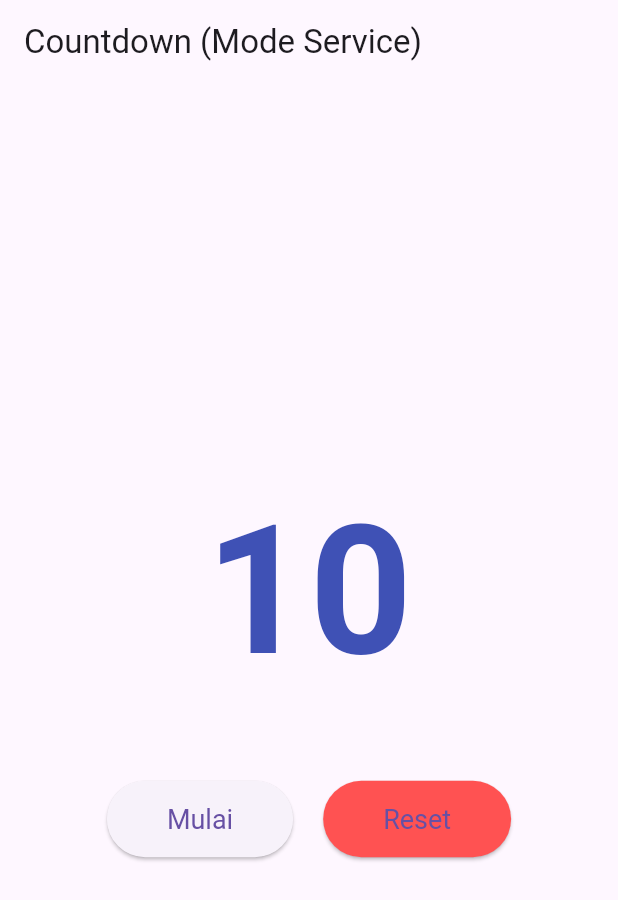
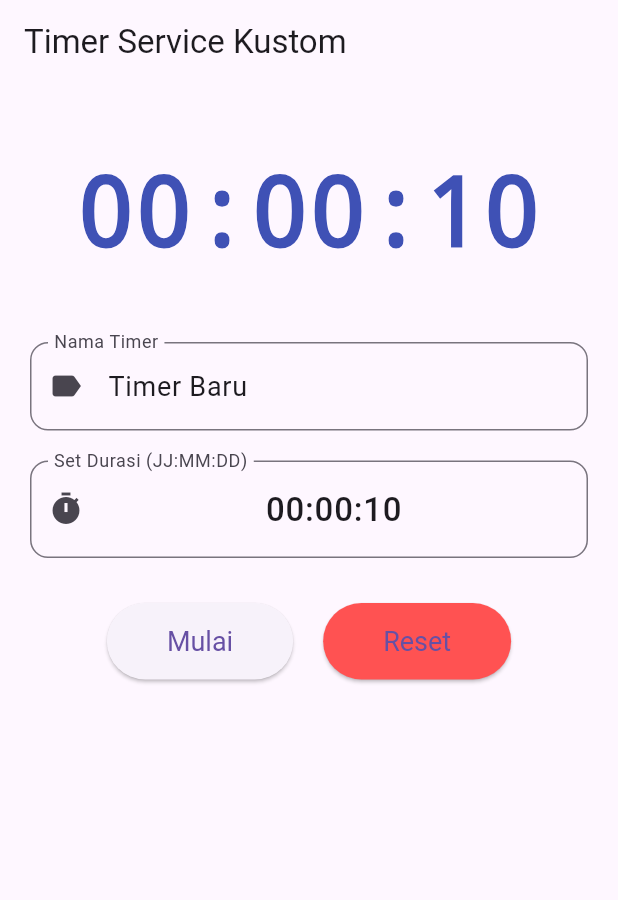
Before and after one commit to Greenson22/my_clock, a Flutter app: the screen it shows after launch, after a tap on "Mulai", on a phone screen of 412 x 824 dp. Shown: the top 900 px of the screen. Run offline on Flutter 3.47's test engine with Material 3 defaults, Android fonts, the light colour scheme and no system bars; our stand-ins replace flutter_local_notifications, permission_handler; missing offline and left inert: flutter_background_service, flutter_background_service_android.

Commit message:
feat(timer): Izinkan input nama kustom dan durasi format HH:MM:SS
Menambahkan input nama timer dan format durasi HH:MM:SS

Memperbarui aplikasi agar pengguna dapat memasukkan nama kustom
untuk timer dan mengatur durasi menggunakan format jam:menit:detik,
bukan lagi hanya detik mentah.

Notifikasi background service sekarang juga menampilkan nama kustom
dan sisa waktu dalam format HH:MM:SS.

```diff
--- a/lib/main.dart
+++ b/lib/main.dart
@@ -1,34 +1,71 @@
 import 'dart:async';
 import 'dart:ui';
 import 'package:flutter/material.dart';
+import 'package:flutter/services.dart'; // Untuk Input Formatter
 import 'package:flutter_background_service/flutter_background_service.dart';
 import 'package:flutter_background_service_android/flutter_background_service_android.dart';
 import 'package:flutter_local_notifications/flutter_local_notifications.dart';
 import 'package:permission_handler/permission_handler.dart';
 
-// --- VARIABEL GLOBAL ---
+// --- VARIABEL GLOBAL & KONFIGURASI ---
 const String notificationChannelId = 'my_foreground_service';
 const int notificationId = 888;
-const String initialText = "10";
 
-// --- FUNGSI UTAMA UNTUK SERVICE INITIALIZATION ---
+// Nilai Default Baru
+const String defaultTimerName = "Timer Baru";
+const String defaultTimeString = "00:00:10"; // HH:MM:SS
+const int defaultTotalSeconds = 10;
 
-// 1. Inisialisasi plugin Notifikasi Lokal (diperlukan oleh service)
+// --- HELPER FUNCTIONS (WAJIB DI TOP-LEVEL AGAR BISA DIAKSES BACKGROUND) ---
+
+/// Mengubah string format "HH:MM:SS", "MM:SS", atau "SS" menjadi total detik (int).
+int parseDuration(String hms) {
+  try {
+    final parts = hms.split(':').map((e) => int.tryParse(e) ?? 0).toList();
+    int totalSeconds = 0;
+    if (parts.length == 3) {
+      // Format HH:MM:SS
+      totalSeconds = parts[0] * 3600 + parts[1] * 60 + parts[2];
+    } else if (parts.length == 2) {
+      // Format MM:SS
+      totalSeconds = parts[0] * 60 + parts[1];
+    } else if (parts.length == 1) {
+      // Format SS
+      totalSeconds = parts[0];
+    }
+    return totalSeconds;
+  } catch (e) {
+    return 0;
+  }
+}
+
+/// Mengubah total detik (int) menjadi format string "HH:MM:SS".
+String formatDuration(int totalSeconds) {
+  if (totalSeconds < 0) totalSeconds = 0;
+  final duration = Duration(seconds: totalSeconds);
+  // .toString() menghasilkan format "H:MM:SS.mmmmmm". Kita perlu memformatnya:
+  String twoDigits(int n) => n.toString().padLeft(2, '0');
+  String hours = twoDigits(duration.inHours);
+  String minutes = twoDigits(duration.inMinutes.remainder(60));
+  String seconds = twoDigits(duration.inSeconds.remainder(60));
+  return "$hours:$minutes:$seconds";
+}
+
+// -------------------------------------------------------------------
+// --- LOGIKA SERVICE ( INISIALISASI DAN BACKGROUND ISOLATE) ---
+// -------------------------------------------------------------------
+
 final FlutterLocalNotificationsPlugin flutterLocalNotificationsPlugin =
     FlutterLocalNotificationsPlugin();
 
-// 2. Fungsi untuk inisialisasi Service
 Future<void> initializeService() async {
   final service = FlutterBackgroundService();
 
-  // Konfigurasi Channel Notifikasi
   const AndroidNotificationChannel channel = AndroidNotificationChannel(
     notificationChannelId,
-    'MY FOREGROUND SERVICE', // title
-    description:
-        'This channel is used for important notifications.', // deskripsi
-    importance:
-        Importance.low, // Ganti ke Importance.high jika Anda ingin suara
+    'MY FOREGROUND SERVICE',
+    description: 'This channel is used for important notifications.',
+    importance: Importance.low,
   );
 
   await flutterLocalNotificationsPlugin
@@ -37,93 +74,95 @@ Future<void> initializeService() async {
       >()
       ?.createNotificationChannel(channel);
 
-  // Konfigurasi service
   await service.configure(
     androidConfiguration: AndroidConfiguration(
-      // Ini menjalankan fungsi onStart saat service dipanggil
       onStart: onStart,
-      // Otomatis mulai service saat aplikasi startup (jika sudah pernah jalan)
       autoStart: false,
       isForegroundMode: true,
       notificationChannelId: notificationChannelId,
-      initialNotificationTitle: 'Countdown Service',
-      initialNotificationContent: 'Menunggu untuk mulai...',
+      initialNotificationTitle: defaultTimerName, // Judul Notif Awal
+      initialNotificationContent: 'Menunggu...', // Konten Notif Awal
       foregroundServiceNotificationId: notificationId,
     ),
-    // Konfigurasi iOS (saat ini kosong)
     iosConfiguration: IosConfiguration(),
   );
 }
 
-// 3. ENTRY POINT UNTUK BACKGROUND ISOLATE
-// Ini adalah fungsi yang akan dijalankan di THREAD TERPISAH (Background).
-// Fungsi ini TIDAK BISA mengakses variabel atau state dari UI.
+// ENTRY POINT UNTUK BACKGROUND ISOLATE
 @pragma('vm:entry-point')
 void onStart(ServiceInstance service) async {
-  // Hanya diperlukan untuk plugin background (wajib ada)
   DartPluginRegistrant.ensureInitialized();
 
-  // Pastikan service ini adalah instance Android
   if (service is AndroidServiceInstance) {
-    service.on('setAsForeground').listen((event) {
-      service.setAsForegroundService();
-    });
+    service
+        .on('setAsForeground')
+        .listen((event) => service.setAsForegroundService());
+    service
+        .on('setAsBackground')
+        .listen((event) => service.setAsBackgroundService());
+  }
+  service.on('stopService').listen((event) => service.stopSelf());
 
-    service.on('setAsBackground').listen((event) {
-      service.setAsBackgroundService();
-    });
-  }
-
-  service.on('stopService').listen((event) {
-    service.stopSelf();
-  });
-
-  // --- LOGIKA UTAMA COUNTDOWN ---
-  int hitungan = int.tryParse(initialText) ?? 10;
+  // Variabel state di dalam background service
+  int hitungan = defaultTotalSeconds;
+  String timerName = defaultTimerName;
   Timer? timer;
 
   // Dengarkan perintah 'start' dari UI
   service.on('start').listen((event) {
-    // Jika timer sudah berjalan, batalkan dulu
-    timer?.cancel();
+    timer?.cancel(); // Selalu matikan timer lama
 
+    // Ambil data BARU (Durasi & Nama) dari UI
+    final data = event as Map<String, dynamic>?;
+    hitungan = data?['duration'] as int? ?? defaultTotalSeconds;
+    timerName = data?['name'] as String? ?? defaultTimerName;
+
+    if (hitungan <= 0) {
+      service.invoke('update', {'count': 0});
+      return;
+    }
+
+    // Mulai Timer
     timer = Timer.periodic(const Duration(seconds: 1), (timer) async {
       if (hitungan > 0) {
         hitungan--;
       } else {
         hitungan = 0;
-        timer.cancel(); // Hentikan timer saat mencapai 0
+        timer.cancel(); // Stop saat 0
       }
 
-      // Update Notifikasi Foreground (INI WAJIB)
+      // Format sisa waktu ke HH:MM:SS
+      final String sisaWaktuFormatted = formatDuration(hitungan);
+
+      // Update Notifikasi Foreground (WAJIB)
       if (service is AndroidServiceInstance) {
         if (await service.isForegroundService()) {
           flutterLocalNotificationsPlugin.show(
             notificationId,
-            'Countdown Berjalan',
-            'Sisa Waktu: $hitungan detik',
+            timerName, // PERUBAHAN: Gunakan Nama Timer sebagai Judul Notifikasi
+            'Sisa Waktu: $sisaWaktuFormatted', // PERUBAHAN: Gunakan format HH:MM:SS
             const NotificationDetails(
               android: AndroidNotificationDetails(
                 notificationChannelId,
                 'MY FOREGROUND SERVICE',
-                icon:
-                    'ic_bg_service_small', // Pastikan Anda punya ikon ini di android/app/src/main/res/drawable
+                icon: 'ic_bg_service_small',
                 ongoing: true,
+                autoCancel: false,
               ),
             ),
           );
         }
       }
 
-      // Kirim data (hitungan) kembali ke UI
+      // Kirim data (total detik) kembali ke UI
       service.invoke('update', {'count': hitungan});
 
-      // Jika selesai, update notifikasi
+      // Jika selesai, update notifikasi terakhir
       if (hitungan == 0) {
         flutterLocalNotificationsPlugin.show(
           notificationId,
-          'Countdown Selesai',
-          'Waktu Habis!',
+          timerName, // Judul Notif
+          'Waktu Habis!', // Konten Notif
           const NotificationDetails(
             android: AndroidNotificationDetails(
               notificationChannelId,
@@ -140,14 +179,15 @@ void onStart(ServiceInstance service) async {
   // Dengarkan perintah 'reset' dari UI
   service.on('reset').listen((event) {
     timer?.cancel();
-    hitungan = int.tryParse(initialText) ?? 10;
-    // Kirim state reset kembali ke UI
-    service.invoke('update', {'count': hitungan});
-    // Update notifikasi
+    hitungan = defaultTotalSeconds; // Kembalikan detik ke default
+    timerName = defaultTimerName; // Kembalikan nama ke default
+    service.invoke('update', {'count': hitungan}); // Kirim update ke UI
+
+    // Update notifikasi ke state reset
     flutterLocalNotificationsPlugin.show(
       notificationId,
-      'Countdown Service',
-      'Timer di-reset ke $hitungan',
+      timerName,
+      'Timer di-reset ke ${formatDuration(hitungan)}',
       const NotificationDetails(
         android: AndroidNotificationDetails(
           notificationChannelId,
@@ -160,21 +200,20 @@ void onStart(ServiceInstance service) async {
   });
 }
 
-// --- Fungsi Main dan UI Aplikasi ---
+// ----------------------------------------------------
+// --- FUNGSI MAIN DAN UI APLIKASI (FLUTTER WIDGET) ---
+// ----------------------------------------------------
 
 void main() async {
   WidgetsFlutterBinding.ensureInitialized();
-  // Minta izin notifikasi (WAJIB untuk Android 13+)
-  await Permission.notification.request();
-  // Inisialisasi service
-  await initializeService();
+  await Permission.notification.request(); // Minta izin notif
+  await initializeService(); // Siapkan service
 
   runApp(const CountdownApp());
 }
 
 class CountdownApp extends StatelessWidget {
   const CountdownApp({super.key});
-
   @override
   Widget build(BuildContext context) {
     return MaterialApp(
@@ -188,35 +227,57 @@ class CountdownApp extends StatelessWidget {
 
 class CountdownPage extends StatefulWidget {
   const CountdownPage({super.key});
-
   @override
   State<CountdownPage> createState() => _CountdownPageState();
 }
 
 class _CountdownPageState extends State<CountdownPage> {
-  String _textToDisplay = initialText; // Teks yang akan ditampilkan di UI
+  // State UI: Menampilkan sisa waktu dalam format string
+  String _textToDisplay = formatDuration(defaultTotalSeconds);
   bool _isRunning = false;
+
+  // Controller untuk DUA TextField baru
+  final TextEditingController _nameController = TextEditingController(
+    text: defaultTimerName,
+  );
+  final TextEditingController _timeController = TextEditingController(
+    text: defaultTimeString,
+  );
 
   @override
   void initState() {
     super.initState();
     final service = FlutterBackgroundService();
 
-    // Mulai service saat UI dibuka
-    // Kita juga periksa apakah service sudah berjalan (misal dari boot)
+    // Pastikan service jalan dan di foreground saat app dibuka
     service.startService();
     service.invoke('setAsForeground');
 
-    // UI mulai "mendengarkan" data yang dikirim dari service (dari 'update')
+    // UI mendengarkan data (sisa detik) dari service
     service.on('update').listen((data) {
       if (data != null && data.containsKey('count')) {
+        int countInSeconds = data['count'] as int;
         setState(() {
-          _textToDisplay = data['count'].toString();
-          // Cek apakah sedang berjalan
-          _isRunning = data['count'] > 0;
+          // PERUBAHAN: Format detik yang diterima sebelum ditampilkan
+          _textToDisplay = formatDuration(countInSeconds);
+          _isRunning = countInSeconds > 0;
+        });
+
+        // Jika hitungan selesai, reset field UI ke default
+        if (countInSeconds == 0 && !_isRunning) {
+          _nameController.text = defaultTimerName;
+          _timeController.text = defaultTimeString;
+        }
+      }
     });
   }
-    });
+
+  @override
+  void dispose() {
+    // Jangan lupa dispose KEDUA controller
+    _nameController.dispose();
+    _timeController.dispose();
+    super.dispose();
   }
 
   @override
@@ -224,23 +285,70 @@ class _CountdownPageState extends State<CountdownPage> {
     final service = FlutterBackgroundService();
 
     return Scaffold(
-      appBar: AppBar(title: const Text("Countdown (Mode Service)")),
-      body: Center(
+      appBar: AppBar(title: const Text("Timer Service Kustom")),
+      body: SingleChildScrollView(
+        // Agar UI tidak error jika keyboard muncul
+        child: Padding(
+          padding: const EdgeInsets.all(20.0),
+          child: Center(
             child: Column(
               mainAxisAlignment: MainAxisAlignment.center,
               children: <Widget>[
+                const SizedBox(height: 20),
+                // Tampilan Angka Countdown Utama (Format HH:MM:SS)
                 Text(
                   _textToDisplay,
                   style: const TextStyle(
-                fontSize: 120.0,
+                    fontSize: 64.0, // Ukuran font disesuaikan
+                    fontFamily:
+                        'monospace', // Font monospace agar angka tidak 'lompat-lompat'
                     fontWeight: FontWeight.bold,
                     color: Colors.indigo,
                   ),
                 ),
                 const SizedBox(height: 40),
+
+                // Input Field 1: Nama Timer
+                TextField(
+                  controller: _nameController,
+                  textAlign: TextAlign.left,
+                  style: const TextStyle(fontSize: 18),
+                  enabled: !_isRunning, // Nonaktif saat timer jalan
+                  decoration: InputDecoration(
+                    labelText: 'Nama Timer',
+                    border: OutlineInputBorder(
+                      borderRadius: BorderRadius.circular(12),
+                    ),
+                    prefixIcon: const Icon(Icons.label),
+                  ),
+                ),
+                const SizedBox(height: 20),
+
+                // Input Field 2: Durasi
+                TextField(
+                  controller: _timeController,
+                  textAlign: TextAlign.center,
+                  style: const TextStyle(
+                    fontSize: 22,
+                    fontWeight: FontWeight.w500,
+                  ),
+                  enabled: !_isRunning, // Nonaktif saat timer jalan
+                  decoration: InputDecoration(
+                    labelText: 'Set Durasi (JJ:MM:DD)',
+                    border: OutlineInputBorder(
+                      borderRadius: BorderRadius.circular(12),
+                    ),
+                    prefixIcon: const Icon(Icons.timer),
+                  ),
+                  keyboardType: TextInputType.datetime, // Keyboard yang sesuai
+                ),
+                const SizedBox(height: 30),
+
+                // Baris Tombol Kontrol
                 Row(
                   mainAxisAlignment: MainAxisAlignment.center,
                   children: [
+                    // Tombol Mulai
                     ElevatedButton(
                       style: ElevatedButton.styleFrom(
                         padding: const EdgeInsets.symmetric(
@@ -249,13 +357,35 @@ class _CountdownPageState extends State<CountdownPage> {
                         ),
                         textStyle: const TextStyle(fontSize: 18),
                       ),
-                  // Tombol 'Mulai' mengirim perintah 'start' ke service
                       onPressed: _isRunning
-                      ? null // Nonaktifkan jika sedang berjalan
-                      : () => service.invoke('start'),
+                          ? null // Nonaktif jika sedang berjalan
+                          : () {
+                              // 1. Baca input dari kedua controller
+                              final String name =
+                                  _nameController.text.isNotEmpty
+                                  ? _nameController.text
+                                  : defaultTimerName;
+                              final String timeString = _timeController.text;
+
+                              // 2. Parse string waktu ke total detik
+                              final int totalSeconds = parseDuration(
+                                timeString,
+                              );
+
+                              // 3. Validasi (hanya mulai jika lebih dari 0)
+                              if (totalSeconds > 0) {
+                                // 4. Kirim KEDUA data (detik & nama) ke service
+                                service.invoke('start', {
+                                  'duration': totalSeconds,
+                                  'name': name,
+                                });
+                              }
+                            },
                       child: const Text('Mulai'),
                     ),
                     const SizedBox(width: 20),
+
+                    // Tombol Reset
                     ElevatedButton(
                       style: ElevatedButton.styleFrom(
                         backgroundColor: Colors.redAccent,
@@ -265,8 +395,13 @@ class _CountdownPageState extends State<CountdownPage> {
                         ),
                         textStyle: const TextStyle(fontSize: 18),
                       ),
-                  // Tombol 'Reset' mengirim perintah 'reset' ke service
-                  onPressed: () => service.invoke('reset'),
+                      onPressed: () {
+                        // 1. Kirim perintah 'reset' ke service
+                        service.invoke('reset');
+                        // 2. Perbarui field UI kembali ke nilai default
+                        _nameController.text = defaultTimerName;
+                        _timeController.text = defaultTimeString;
+                      },
                       child: const Text('Reset'),
                     ),
                   ],
@@ -274,6 +409,8 @@ class _CountdownPageState extends State<CountdownPage> {
               ],
             ),
           ),
+        ),
+      ),
     );
   }
 }
```
Lines whose indentation alone changed are shown as unchanged.
